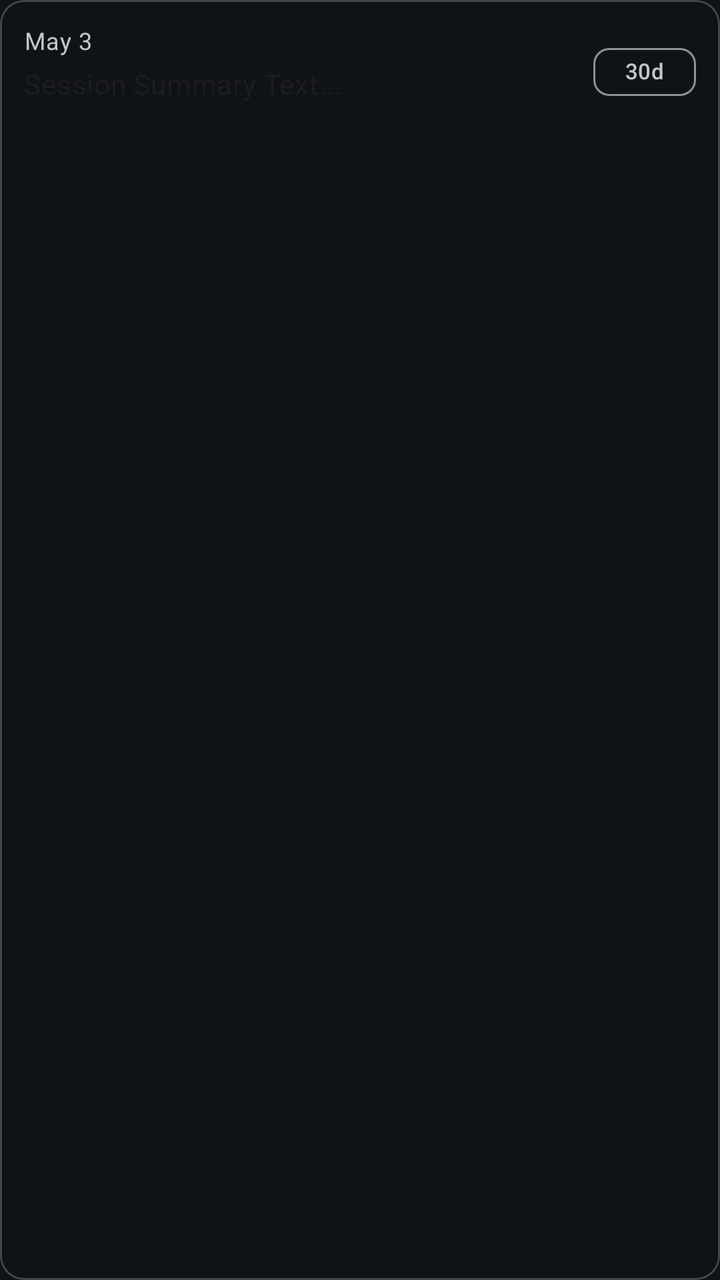
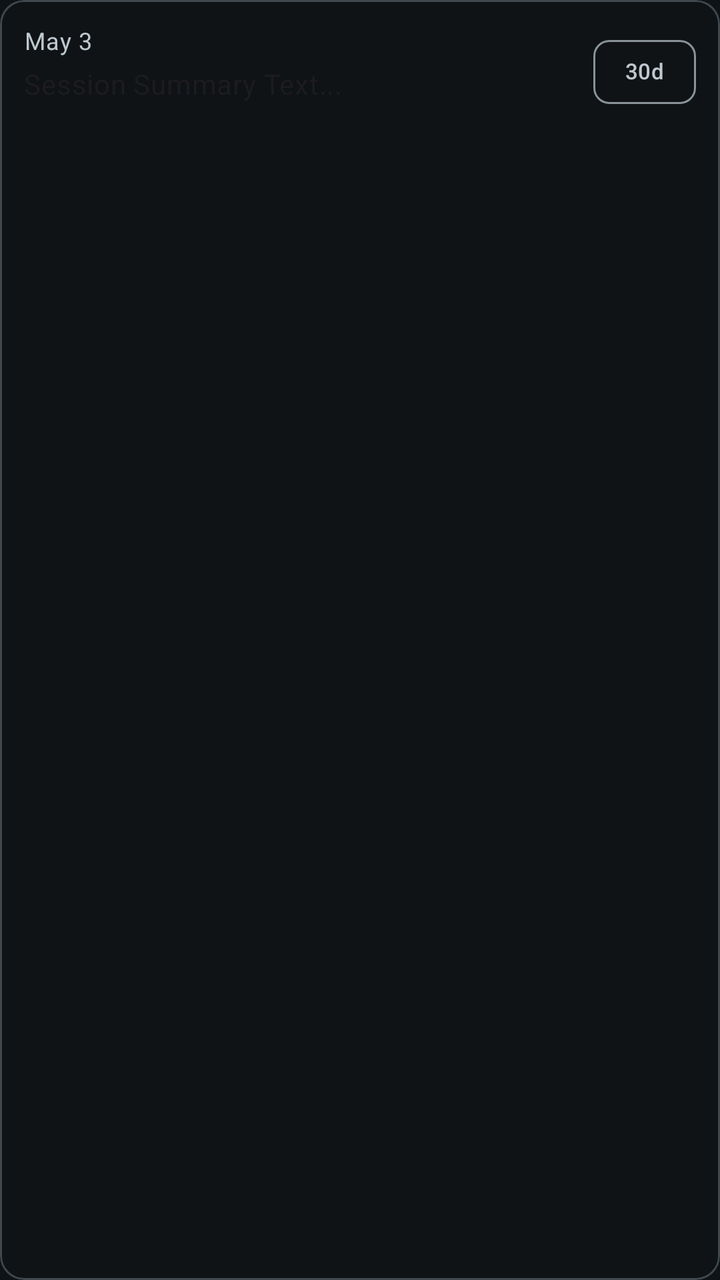

Before-and-after screenshots of an Android layout around one commit, followed by the original layout XML and the change that was made.
<!-- AndroidManifest.xml: application theme Theme.RiverSong -->
<!-- res/layout/item_memory_summary.xml -->
<?xml version="1.0" encoding="utf-8"?>
<com.google.android.material.card.MaterialCardView
    xmlns:android="http://schemas.android.com/apk/res/android"
    xmlns:app="http://schemas.android.com/apk/res-auto"
    android:layout_width="match_parent"
    android:layout_height="wrap_content"
    android:layout_marginHorizontal="16dp"
    android:layout_marginVertical="6dp"
    app:cardElevation="0dp"
    app:strokeWidth="1dp"
    app:strokeColor="?attr/colorOutlineVariant">

    <RelativeLayout
        android:layout_width="match_parent"
        android:layout_height="wrap_content"
        android:padding="12dp">

        <TextView
            android:id="@+id/textViewDate"
            android:layout_width="wrap_content"
            android:layout_height="wrap_content"
            android:text="May 3"
            android:textAppearance="@style/TextAppearance.Material3.BodySmall"
            android:textColor="?attr/colorOnSurfaceVariant" />

        <TextView
            android:id="@+id/textViewSummary"
            android:layout_width="match_parent"
            android:layout_height="wrap_content"
            android:layout_below="@id/textViewDate"
            android:layout_toStartOf="@id/chipTtl"
            android:layout_marginTop="4dp"
            android:layout_marginEnd="8dp"
            android:text="Session Summary Text..."
            android:textAppearance="@style/TextAppearance.Material3.BodyMedium" />

        <com.google.android.material.chip.Chip
            android:id="@+id/chipTtl"
            style="@style/Widget.Material3.Chip.Suggestion"
            android:layout_width="wrap_content"
            android:layout_height="wrap_content"
            android:layout_alignParentEnd="true"
            android:layout_centerVertical="true"
            android:text="30d"
            app:chipMinHeight="24dp"
            android:textSize="11sp" />

    </RelativeLayout>

</com.google.android.material.card.MaterialCardView>
<!-- resources referenced by this layout -->
<resources>
  <color name="rs_blue_primary">#96CBFF</color>
  <color name="rs_blue_on_primary">#003354</color>
  <color name="rs_blue_primary_container">#004A77</color>
  <color name="rs_blue_on_primary_container">#CAE6FF</color>
  <color name="rs_blue_secondary">#B6C9D9</color>
  <color name="rs_blue_on_secondary">#213242</color>
  <color name="rs_blue_secondary_container">#384959</color>
  <color name="rs_blue_on_secondary_container">#D2E5F5</color>
  <color name="rs_blue_tertiary">#D9BBFF</color>
  <color name="rs_blue_on_tertiary">#3E1F77</color>
  <color name="rs_blue_tertiary_container">#55368F</color>
  <color name="rs_blue_on_tertiary_container">#EEDCFF</color>
  <color name="rs_blue_error">#FFB4AB</color>
  <color name="rs_blue_on_error">#690005</color>
  <color name="rs_blue_error_container">#93000A</color>
  <color name="rs_blue_on_error_container">#FFDAD6</color>
  <color name="rs_blue_background">#0F1316</color>
  <color name="rs_blue_on_surface">#DEE4E9</color>
  <color name="rs_blue_surface">#0F1316</color>
  <color name="rs_blue_surface_variant">#1B2023</color>
  <color name="rs_blue_on_surface_variant">#BFC8CE</color>
  <color name="rs_blue_outline">#899398</color>
  <color name="rs_blue_outline_variant">#40484E</color>
  <color name="rs_blue_warn">#FFB86C</color>
  <style name="ShapeAppearance.RiverSong.XS" parent="">
          <item name="cornerSize">4dp</item>
      </style>
  <style name="ShapeAppearance.RiverSong.SM" parent="">
          <item name="cornerSize">8dp</item>
      </style>
  <style name="ShapeAppearance.RiverSong.MD" parent="">
          <item name="cornerSize">12dp</item>
      </style>
  <style name="ShapeAppearance.RiverSong.LG" parent="">
          <item name="cornerSize">16dp</item>
      </style>
  <style name="ShapeAppearance.RiverSong.XL" parent="">
          <item name="cornerSize">20dp</item>
      </style>
  <!-- unchanged entries left out for length: 1 -->
</resources>

<!-- the commit's change to res/layout/item_memory_summary.xml (unified diff, before → after) -->
@@ -42,7 +42,7 @@
             android:layout_alignParentEnd="true"
             android:layout_centerVertical="true"
             android:text="30d"
-            app:chipMinHeight="24dp"
+            app:chipMinHeight="32dp"
             android:textSize="11sp" />
 
     </RelativeLayout>
